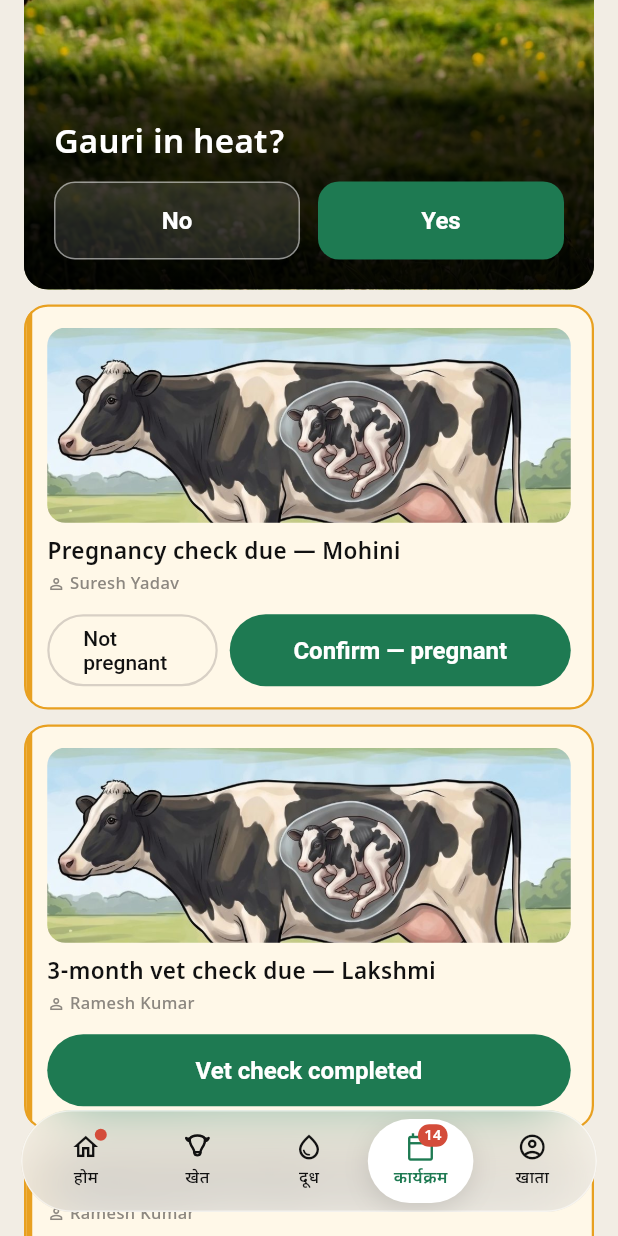
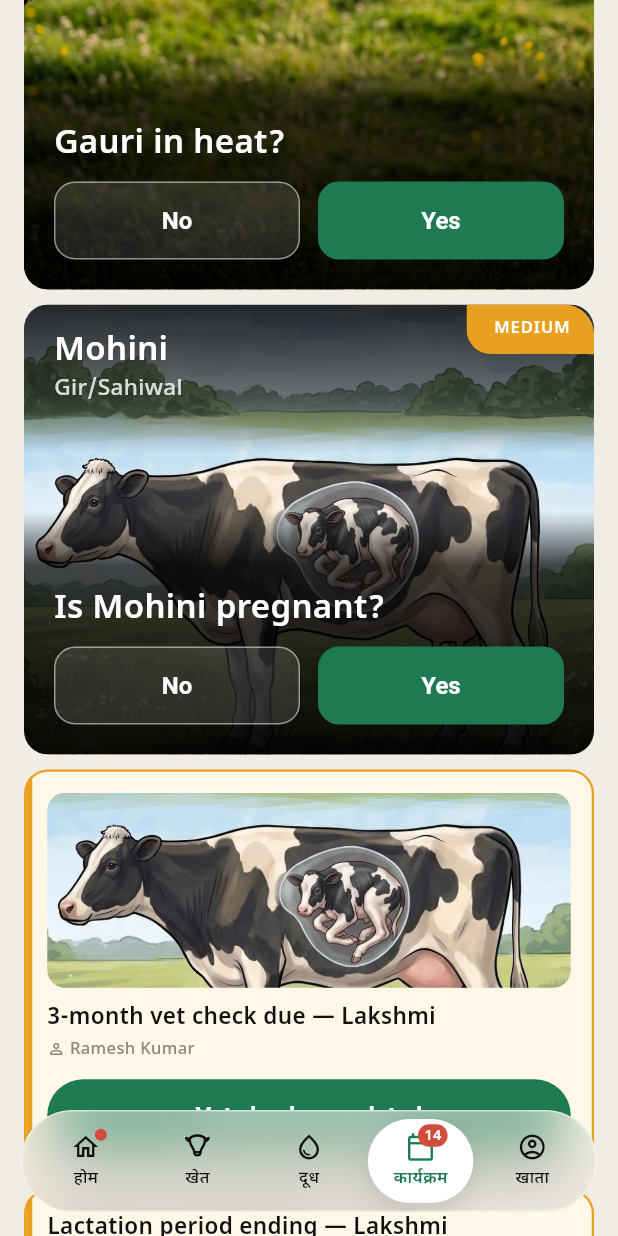
Before and after one commit to vaseey21/Vanix, a Flutter app: the EventsScreen screen opened directly with empty values, scrolled down 1152 dp, on a phone screen of 412 x 824 dp. Run offline on Flutter 3.47's test engine with Material 3 defaults, Android fonts, the phone set to English and light mode, and no system bars; our stand-ins replace video_player.

Commit message:
auto: save changes

```diff
--- a/flutter_app/lib/screens/events_screen.dart
+++ b/flutter_app/lib/screens/events_screen.dart
@@ -1000,10 +1000,15 @@ class _EventsScreenState extends State<EventsScreen> {
           channel: 'App notification · Confirm with vet',
           manager: manager,
           illustrationAssets: const ['assets/images/pregnancy_icon.png'],
+          imageMode: widget.appState.displayImageMode,
           photoBg: 'assets/images/gestation_photo.jpg',
+          photoCowBreed: 'Mohini · Gir/Sahiwal',
           title: 'Pregnancy check due — Mohini',
           sub: '21 days since insemination and no heat detected — confirm if she appears pregnant.',
           meta: 'Sunrise Dairy · Belt 91 · inseminated 12 Jun',
+          photoQuestion: 'Is Mohini pregnant?',
+          onPhotoNo: () => setState(() { _preg = _PregState.failed; widget.appState.resolveEvent(); }),
+          onPhotoYes: () => setState(() { _preg = _PregState.confirmed; widget.appState.resolveEvent(); }),
           child: Padding(
             padding: const EdgeInsets.only(top: 12),
             child: Row(
```
